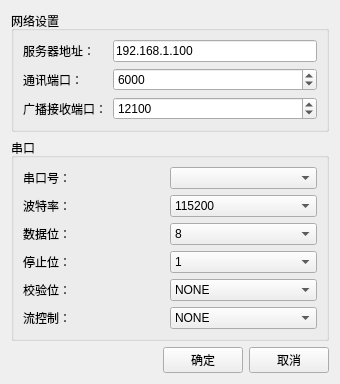
Old version of the form netsettingwindow.ui in the repository MrXiaomao/NeutronCamera.
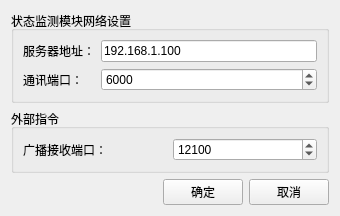
New version of the form.

Commit message: 1、准备将状态监测数据显示方向倒置，横向显示不了

What changed in the file:
```diff
--- a/netsettingwindow.ui
+++ b/netsettingwindow.ui
@@ -7,7 +7,7 @@
     <x>0</x>
     <y>0</y>
     <width>340</width>
-    <height>340</height>
+    <height>209</height>
    </rect>
   </property>
   <property name="windowTitle">
@@ -68,7 +68,7 @@
    <item row="0" column="0">
     <widget class="QGroupBox" name="groupBox_31">
      <property name="title">
-      <string>网络设置</string>
+      <string>状态监测模块网络设置</string>
      </property>
      <layout class="QGridLayout" name="gridLayout_2">
       <item row="1" column="0">
@@ -92,26 +92,6 @@
         </property>
        </widget>
       </item>
-      <item row="3" column="0">
-       <widget class="QLabel" name="label_9">
-        <property name="text">
-         <string>广播接收端口：</string>
-        </property>
-       </widget>
-      </item>
-      <item row="3" column="1">
-       <widget class="QSpinBox" name="spinBox_broadcastPort">
-        <property name="minimum">
-         <number>1</number>
-        </property>
-        <property name="maximum">
-         <number>999999</number>
-        </property>
-        <property name="value">
-         <number>12100</number>
-        </property>
-       </widget>
-      </item>
       <item row="2" column="1">
        <widget class="QSpinBox" name="spinBox_port">
         <property name="maximum">
@@ -144,207 +124,29 @@
    <item row="1" column="0">
     <widget class="QGroupBox" name="groupBox">
      <property name="title">
-      <string>串口</string>
+      <string>外部指令</string>
      </property>
      <layout class="QGridLayout" name="gridLayout">
-      <item row="0" column="0">
-       <widget class="QLabel" name="label">
-        <property name="text">
-         <string>串口号：</string>
-        </property>
-       </widget>
-      </item>
       <item row="0" column="1">
-       <widget class="QComboBox" name="comboBox_serialPortName"/>
-      </item>
-      <item row="1" column="0">
-       <widget class="QLabel" name="label_4">
-        <property name="text">
-         <string>波特率：</string>
+       <widget class="QSpinBox" name="spinBox_broadcastPort">
+        <property name="minimum">
+         <number>1</number>
         </property>
-       </widget>
-      </item>
-      <item row="1" column="1">
-       <widget class="QComboBox" name="comboBox_2">
-        <item>
-         <property name="text">
-          <string>115200</string>
-         </property>
-        </item>
-        <item>
-         <property name="text">
-          <string>57600</string>
-         </property>
-        </item>
-        <item>
-         <property name="text">
-          <string>38400</string>
-         </property>
-        </item>
-        <item>
-         <property name="text">
-          <string>19200</string>
-         </property>
-        </item>
-        <item>
-         <property name="text">
-          <string>9600</string>
-         </property>
-        </item>
-        <item>
-         <property name="text">
-          <string>4800</string>
-         </property>
-        </item>
-        <item>
-         <property name="text">
-          <string>2400</string>
-         </property>
-        </item>
-        <item>
-         <property name="text">
-          <string>1200</string>
-         </property>
-        </item>
-       </widget>
-      </item>
-      <item row="2" column="0">
-       <widget class="QLabel" name="label_5">
-        <property name="text">
-         <string>数据位：</string>
+        <property name="maximum">
+         <number>999999</number>
         </property>
-       </widget>
-      </item>
-      <item row="2" column="1">
-       <widget class="QComboBox" name="comboBox_3">
-        <property name="currentIndex">
-         <number>3</number>
+        <property name="value">
+         <number>12100</number>
         </property>
-        <item>
-         <property name="text">
-          <string>5</string>
-         </property>
-        </item>
-        <item>
-         <property name="text">
-          <string>6</string>
-         </property>
-        </item>
-        <item>
-         <property name="text">
-          <string>7</string>
-         </property>
-        </item>
-        <item>
-         <property name="text">
-          <string>8</string>
-         </property>
-        </item>
        </widget>
       </item>
-      <item row="3" column="0">
-       <widget class="QLabel" name="label_6">
+      <item row="0" column="0">
+       <widget class="QLabel" name="label_9">
         <property name="text">
-         <string>停止位：</string>
+         <string>广播接收端口：</string>
         </property>
        </widget>
       </item>
-      <item row="3" column="1">
-       <widget class="QComboBox" name="comboBox_4">
-        <item>
-         <property name="text">
-          <string>1</string>
-         </property>
-        </item>
-        <item>
-         <property name="text">
-          <string>1.5</string>
-         </property>
-        </item>
-        <item>
-         <property name="text">
-          <string>2</string>
-         </property>
-        </item>
-       </widget>
-      </item>
-      <item row="4" column="0">
-       <widget class="QLabel" name="label_7">
-        <property name="text">
-         <string>校验位：</string>
-        </property>
-       </widget>
-      </item>
-      <item row="4" column="1">
-       <widget class="QComboBox" name="comboBox_5">
-        <item>
-         <property name="text">
-          <string>NONE</string>
-         </property>
-        </item>
-        <item>
-         <property name="text">
-          <string>ODD</string>
-         </property>
-        </item>
-        <item>
-         <property name="text">
-          <string>EVEN</string>
-         </property>
-        </item>
-        <item>
-         <property name="text">
-          <string>MARK</string>
-         </property>
-        </item>
-        <item>
-         <property name="text">
-          <string>SPACE</string>
-         </property>
-        </item>
-       </widget>
-      </item>
-      <item row="5" column="0">
-       <widget class="QLabel" name="label_8">
-        <property name="text">
-         <string>流控制：</string>
-        </property>
-       </widget>
-      </item>
-      <item row="5" column="1">
-       <widget class="QComboBox" name="comboBox_6">
-        <item>
-         <property name="text">
-          <string>NONE</string>
-         </property>
-        </item>
-        <item>
-         <property name="text">
-          <string>XON/XOFF</string>
-         </property>
-        </item>
-        <item>
-         <property name="text">
-          <string>RTS/CTS</string>
-         </property>
-        </item>
-        <item>
-         <property name="text">
-          <string>DTR/DSR</string>
-         </property>
-        </item>
-        <item>
-         <property name="text">
-          <string>RTS/CTS/XON/XOFF</string>
-         </property>
-        </item>
-        <item>
-         <property name="text">
-          <string>DTR/DSR/XON/XOFF</string>
-         </property>
-        </item>
-       </widget>
-      </item>
      </layout>
     </widget>
    </item>
```
The commit also changes 5 other files.
